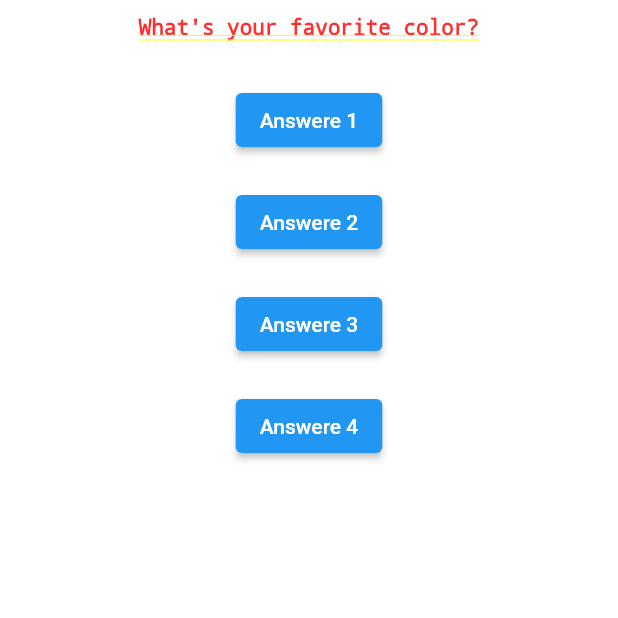
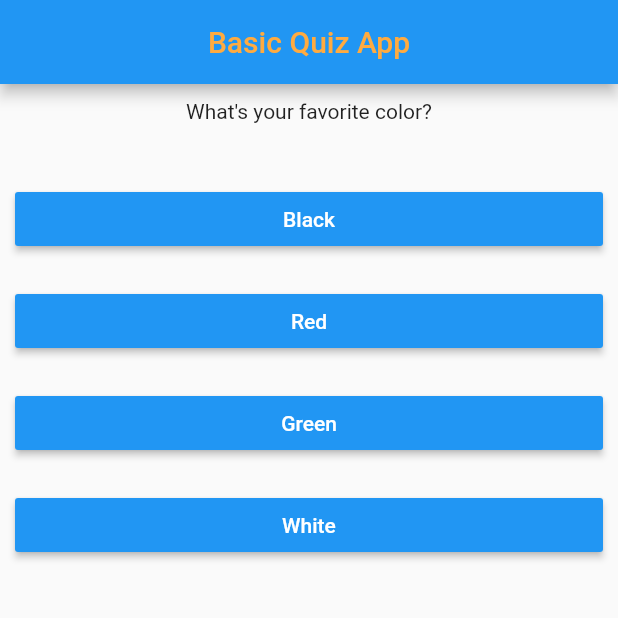
Before and after one commit to kasim121/basic_quiz_app, a Flutter app: the screen it shows after launch, on a phone screen of 412 x 824 dp, the top half of it. Run offline on Flutter 3.47's test engine with Material 2 defaults, Android fonts, the phone set to English and light mode, and no system bars.

Commit message:
added-if-and-ternary-operator

```diff
--- a/lib/main.dart
+++ b/lib/main.dart
@@ -1,5 +1,8 @@
+import 'package:flutter/material.dart';
+
 import 'package:basic_quiz_app/widgets/questions.dart';
-import 'package:flutter/material.dart';
+
+import 'widgets/answer_text_widget.dart';
 
 void main() => runApp(const MyApp());
 //demo merging
@@ -20,7 +23,6 @@ class MyApp extends StatelessWidget {
   }
 }
 
-
 //stateful-widget-private-properties
 class MyHomePage extends StatefulWidget {
   const MyHomePage({Key? key}) : super(key: key);
@@ -34,78 +36,97 @@ class _MyHomePageState extends State<MyHomePage> {
     debugPrint("Hi, i am  a custom function");
   }
 
-  var questionIndex = 0;
+  var _questionIndex = 0;
+  var questions = [
+    {
+      'questionText': 'What\'s your favorite color?',
+      'answers': ['Black', 'Red', 'Green', 'White'],
+    },
+    {
+      'questionText': 'What\'s your favorite animal?',
+      'answers': ['Rabbit', 'Snake', 'Elephant', 'Lion'],
+    },
+    {
+      'questionText': 'Who\'s your favorite instructor?',
+      'answers': ['Max', 'Max', 'Max', 'Max'],
+    },
+  ];
 
-  void answerQuestion() {
+  void _answerQuestion() {
     setState(() {
-      questionIndex = questionIndex + 1;
-      debugPrint(
-          "-----------------------printing$questionIndex-------------------");
+      _questionIndex = _questionIndex + 1;
+      debugPrint("---------printing$_questionIndex--------");
+      if (_questionIndex < questions.length) {
+        debugPrint("We have more questions!");
+      } else {
+        debugPrint("No more questions!");
+      }
     });
   }
 
   @override
   Widget build(BuildContext context) {
-    var questions = [
-      'What\'s your favorite color?',
-      'What\'s your favorite animal?',
-      'What\'s your favorite color?',
-      'What\'s your favorite animal?',
-      'What\'s your favorite color?',
-      'What\'s your favorite animal?',
-      'What\'s your favorite color?',
-      'What\'s your favorite animal?',
-      'What\'s your favorite color?',
-      'What\'s your favorite animal?',
-      'What\'s your favorite color?',
-      'What\'s your favorite animal?',
-      'What\'s your favorite color?',
-      'What\'s your favorite animal?',
-      'What\'s your favorite color?',
-      'What\'s your favorite animal?',
-    ];
-    return Column(
-      children: [
-        Questions(text: questions[questionIndex]),
-        // Text(
-        //   "Can't update the questions index of the list using stateless widget after pressing button:${questions[questionIndex]}",
-        //   style: const TextStyle(color: Colors.red, fontSize: 14),
-        // ),
-        const SizedBox(
-          height: 20,
+    // var questions = [
+    //   {
+    //     'questionText': 'What\'s your favorite color?',
+    //     'answers': ['Black', 'Red', 'Green', 'White'],
+    //   },
+    //   {
+    //     'questionText': 'What\'s your favorite animal?',
+    //     'answers': ['Rabbit', 'Snake', 'Elephant', 'Lion'],
+    //   },
+    //   {
+    //     'questionText': 'Who\'s your favorite instructor?',
+    //     'answers': ['Max', 'Max', 'Max', 'Max'],
+    //   },
+    // ];
+    // var questions = [
+    //   'What\'s your favorite color?',
+    //   'What\'s your favorite animal?',
+    //   'What\'s your favorite color?',
+    //   'What\'s your favorite animal?',
+    //   'What\'s your favorite color?',
+    //   'What\'s your favorite animal?',
+    //   'What\'s your favorite color?',
+    //   'What\'s your favorite animal?',
+    //   'What\'s your favorite color?',
+    //   'What\'s your favorite animal?',
+    //   'What\'s your favorite color?',
+    //   'What\'s your favorite animal?',
+    //   'What\'s your favorite color?',
+    //   'What\'s your favorite animal?',
+    //   'What\'s your favorite color?',
+    //   'What\'s your favorite animal?',
+    // ];
+
+    return Scaffold(
+        appBar: AppBar(
+          title: const Text(
+            "Basic Quiz App",
+            style: TextStyle(color: Colors.orangeAccent),
+          ),
+          centerTitle: true,
         ),
-        ElevatedButton(
-          onPressed: () {
-            debugPrint("Hi, I a anonymous function");
-          },
-          child: const Text("Answere 1"),
-        ),
-        const SizedBox(
-          height: 20,
-        ),
-        ElevatedButton(
-          onPressed: () => debugPrint(
-              "Hi, i am also anonymous function with fat arrow syntax"),
-          child: const Text("Answere 2"),
-        ),
-        const SizedBox(
-          height: 20,
-        ),
-        ElevatedButton(
-          onPressed: customFunction,
-          child: const Text("Answere 3"),
-        ),
-        const SizedBox(
-          height: 20,
-        ),
-        ElevatedButton(
-          onPressed: answerQuestion,
-          child: const Text("Answere 4"),
-        ),
-        const SizedBox(
-          height: 20,
-        ),
-      ],
-    );
+        body: _questionIndex < questions.length
+            ? Column(
+                children: [
+                  CustomText(
+                    text: questions[_questionIndex]['questionText'].toString(),
+                  ),
+                  const SizedBox(
+                    height: 20,
+                  ),
+                  ...(questions[_questionIndex]['answers'] as List)
+                      .map((answer) {
+                    return Answer(
+                      answerText: answer,
+                      selectHandler: _answerQuestion,
+                    );
+                  }).toList()
+                ],
+              )
+            : const Center(
+                child: Text("You did it.."),
+              ));
   }
 }
--- /dev/null
+++ b/lib/widgets/answer_text_widget.dart
@@ -0,0 +1,28 @@
+// ignore_for_file: deprecated_member_use
+
+import 'package:flutter/material.dart';
+
+class Answer extends StatelessWidget {
+  final VoidCallback? selectHandler;
+  final String answerText;
+  const Answer({
+    Key? key,
+    this.selectHandler,
+    required this.answerText,
+  }) : super(key: key);
+
+  @override
+  Widget build(BuildContext context) {
+    return Container(
+      width: double.infinity,
+      margin: const EdgeInsets.all(10),
+      child: RaisedButton(
+        color: Colors.blue,
+        textColor: Colors.white,
+        // ignore: sort_child_properties_last
+        child: Text(answerText),
+        onPressed: selectHandler,
+      ),
+    );
+  }
+}
--- a/lib/widgets/questions.dart
+++ b/lib/widgets/questions.dart
@@ -1,8 +1,8 @@
 import 'package:flutter/cupertino.dart';
 
-class Questions extends StatelessWidget {
+class CustomText extends StatelessWidget {
   final String text;
-  const Questions({
+  const CustomText({
     Key? key,
     required this.text,
   }) : super(key: key);
```
